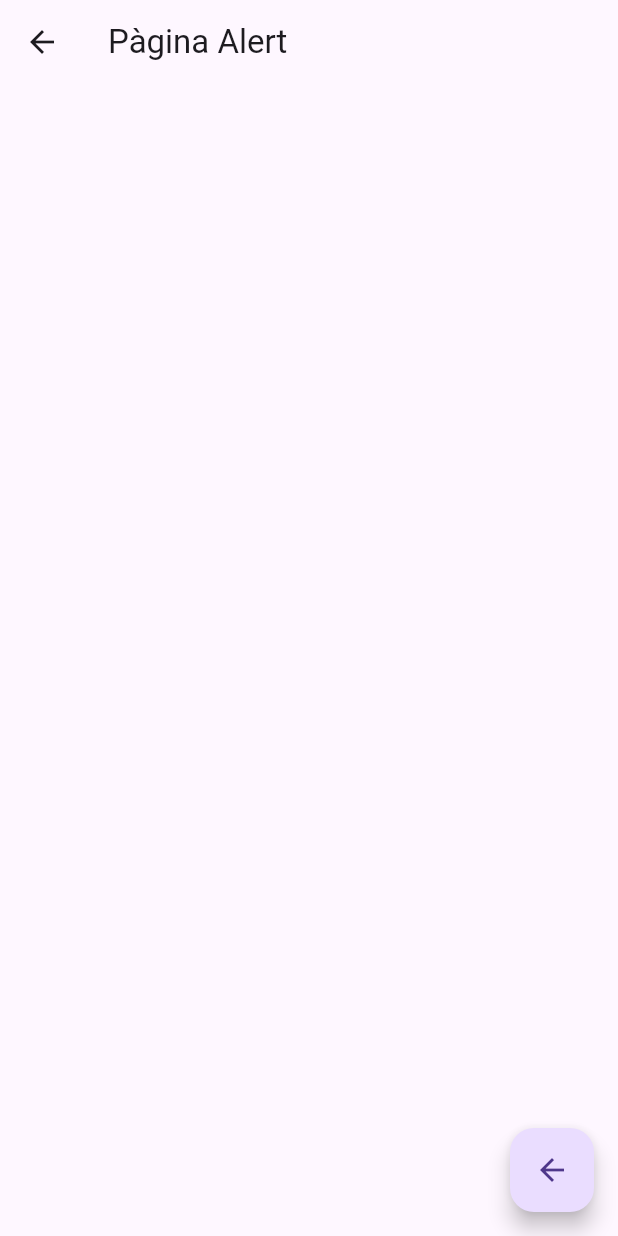
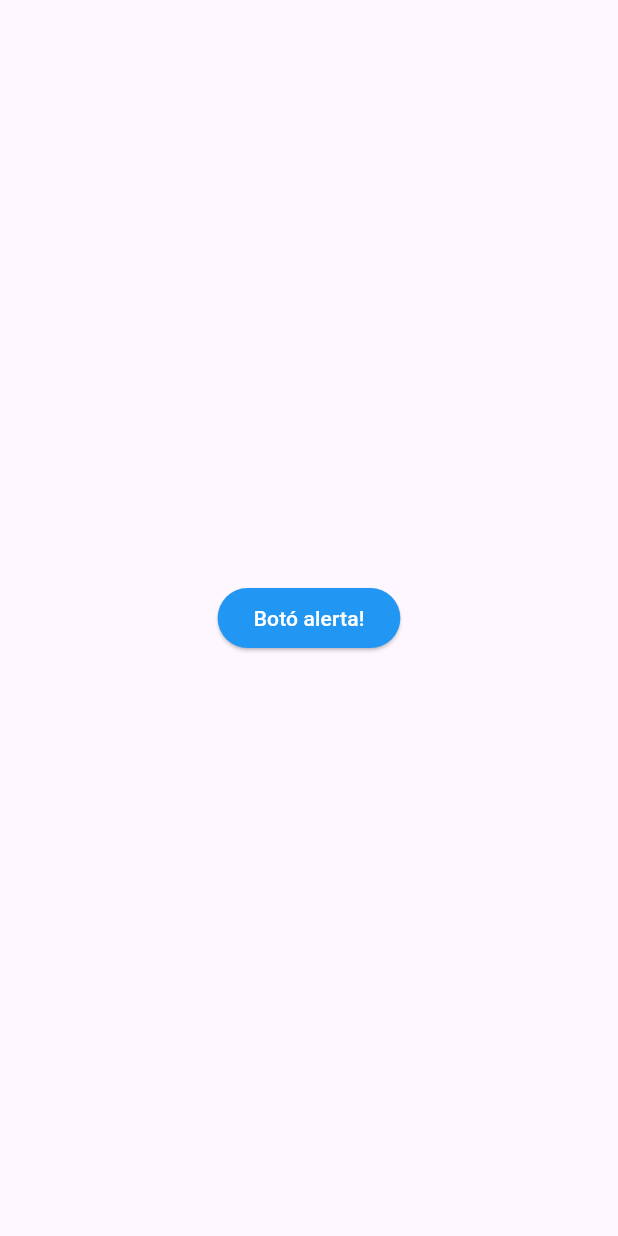
Before and after one commit to raulromerocerrato/Exercici2-PMM, a Flutter app: the AlertPage screen opened by its route, on a phone screen of 412 x 824 dp. Run offline on Flutter 3.47's test engine with Material 3 defaults, Android fonts, the phone set to English and light mode, and no system bars.

Commit message:
alert_page: configurada al 100% la pàgina amb un pop up que se pot tancar i obrir

```diff
--- a/lib/screens/alert_page.dart
+++ b/lib/screens/alert_page.dart
@@ -4,15 +4,42 @@ class AlertPage extends StatelessWidget {
   @override
   Widget build(BuildContext context) {
     return Scaffold(
-      appBar: AppBar(
-        title: Text('Pàgina Alert'),
-      ),
-      floatingActionButton: FloatingActionButton(
-        child: Icon(Icons.arrow_back),
-        onPressed: () {
-          Navigator.pop(context);
-        },
+      body: Center(
+        child: ElevatedButton(
+          child: Text('Botó alerta!'),
+          style: ElevatedButton.styleFrom(
+            foregroundColor: Colors.white,
+            backgroundColor: Colors.blue,
+            shape: StadiumBorder(),
+          ),
+          onPressed: () => _mostrarAlert(context),
+          ),
       ),
     );
   }
+  void _mostrarAlert(BuildContext context) {
+    showDialog(
+      context: context,
+      barrierDismissible: true,
+      builder: (context) {
+        return AlertDialog(
+          title: Text('Títol de alerta'),
+          content: Column(
+            mainAxisSize: MainAxisSize.min,
+            children: [
+              Text('Aquest és el contingut de alerta personalitzable.'),
+              FlutterLogo(size: 50.0)
+            ],
+          ),
+          actions: [
+            TextButton(onPressed: () => Navigator.of(context).pop(), child: Text('Cancel·lar')),
+            TextButton(onPressed: () => Navigator.of(context).pop(), child: Text('Ok'))
+          ],
+          shape: RoundedRectangleBorder(
+            borderRadius: BorderRadius.circular(30.0)
+          ),
+        );
+      },
+    );
+  }
 }
```
